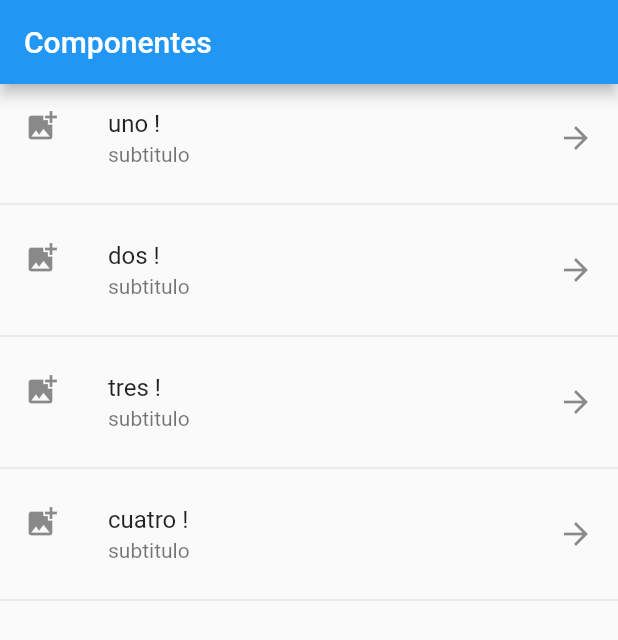
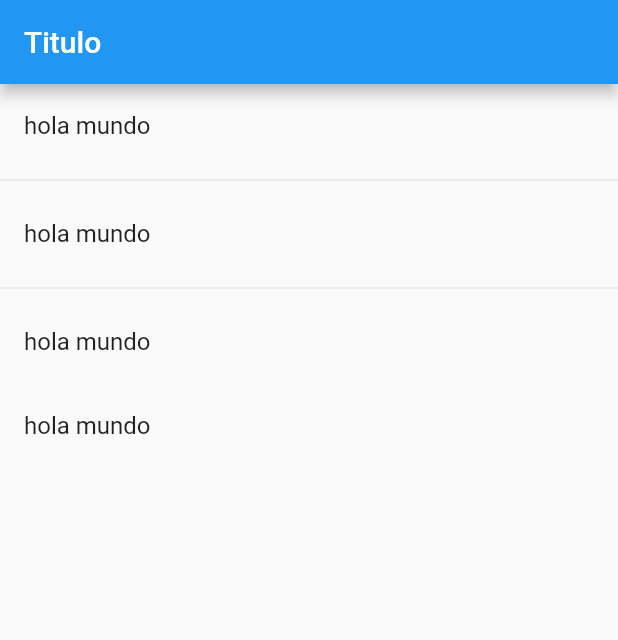
Before and after one commit to Marisabel-Condori/ejemplos-de-witgets-basics, a Flutter app: the screen it shows after launch, on a phone screen of 412 x 824 dp. Shown: the top 640 px of the screen. Run offline on Flutter 3.47's test engine with Material 2 defaults, Android fonts, the phone set to English and light mode, and no system bars.

Commit message:
dividiendo todo en funciones

```diff
--- a/lib/main.dart
+++ b/lib/main.dart
@@ -1,3 +1,4 @@
+import 'package:componentes/pages/home_page.dart';
 import 'package:componentes/pages/home_temp.dart';
 import 'package:flutter/material.dart';
 
@@ -9,7 +10,7 @@ class MyApp extends StatelessWidget {
     return MaterialApp(
       title: 'Componenetes App',
       debugShowCheckedModeBanner: false,
-      home: HomePageTemp(),
+      home: HomePage(),
     );
   }
 }
--- /dev/null
+++ b/lib/pages/home_page.dart
@@ -0,0 +1,27 @@
+import 'package:flutter/material.dart';
+
+
+class HomePage extends StatelessWidget{
+  @override
+  Widget build(BuildContext context) {
+    return Scaffold(
+      appBar: AppBar(title: Text('Titulo'),),
+      body: _lista()
+      );
+  }
+
+  Widget _lista() {
+    return ListView(children: _realizarLista());}
+
+  List<Widget> _realizarLista(){
+    return [
+      ListTile(title: Text('hola mundo')),
+      Divider(),
+      ListTile(title: Text('hola mundo')),
+      Divider(),
+      ListTile(title: Text('hola mundo')),
+      ListTile(title: Text('hola mundo')),
+    ];
+  }
+
+}
```
